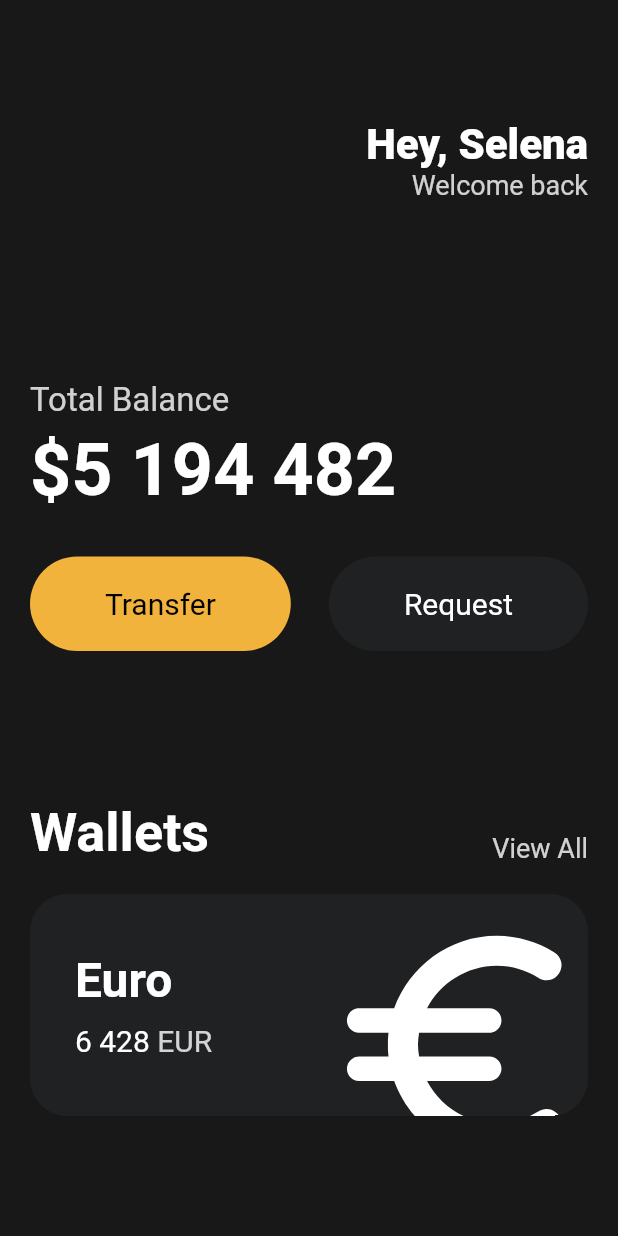
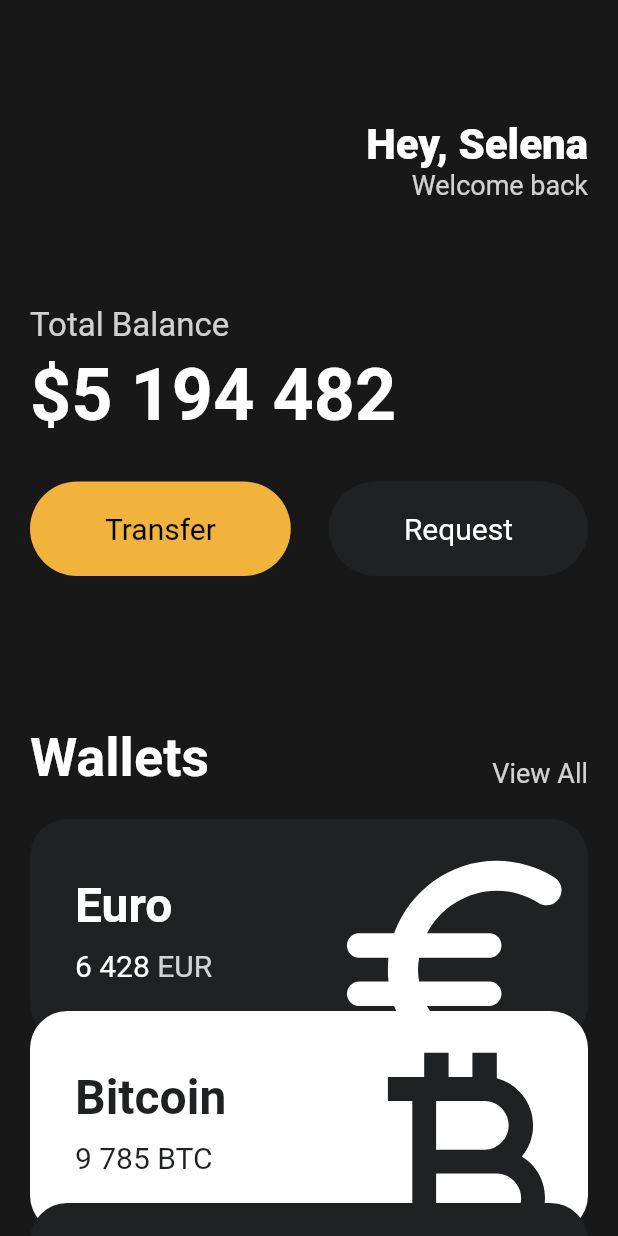
Before and after one commit to Anjiwoong/flutter-study, a Flutter app: the screen it shows after launch, on a phone screen of 412 x 824 dp. Run offline on Flutter 3.47's test engine with Material 2 defaults, Android fonts, the phone set to English and light mode, and no system bars.

Commit message:
Feat: Code Challenge

```diff
--- a/lib/main.dart
+++ b/lib/main.dart
@@ -1,5 +1,6 @@
 import 'package:flutter/material.dart';
 import 'package:toonflix/widgets/button.dart';
+import 'package:toonflix/widgets/currency_card.dart';
 
 void main() {
   runApp(App());
@@ -10,9 +11,14 @@ class App extends StatelessWidget {
   Widget build(BuildContext context) {
     return MaterialApp(
       home: Scaffold(
-        backgroundColor: const Color(0xFF181818),
-        body: Padding(
-          padding: const EdgeInsets.symmetric(horizontal: 20),
+        backgroundColor: const Color(
+          0xFF181818,
+        ),
+        body: SingleChildScrollView(
+          child: Padding(
+            padding: const EdgeInsets.symmetric(
+              horizontal: 20,
+            ),
             child: Column(
               crossAxisAlignment: CrossAxisAlignment.start,
               children: [
@@ -30,25 +36,29 @@ class App extends StatelessWidget {
                           style: TextStyle(
                             color: Colors.white,
                             fontSize: 28,
-                            fontWeight: FontWeight.w800),
+                            fontWeight: FontWeight.w800,
+                          ),
                         ),
                         Text(
                           'Welcome back',
                           style: TextStyle(
                             color: Color.fromRGBO(255, 255, 255, .8),
-                            fontSize: 18),
+                            fontSize: 18,
+                          ),
                         )
                       ],
                     )
                   ],
                 ),
                 const SizedBox(
-                height: 120,
+                  height: 70,
                 ),
                 Text(
                   'Total Balance',
                   style: TextStyle(
-                    fontSize: 22, color: Colors.white.withOpacity(0.8)),
+                    fontSize: 22,
+                    color: Colors.white.withOpacity(0.8),
+                  ),
                 ),
                 const SizedBox(
                   height: 5,
@@ -105,70 +115,32 @@ class App extends StatelessWidget {
                 const SizedBox(
                   height: 20,
                 ),
-              Container(
-                clipBehavior: Clip.hardEdge,
-                decoration: BoxDecoration(
-                  color: const Color(0xFF1F2123),
-                  borderRadius: BorderRadius.circular(25),
+                const CurrencyCard(
+                  name: 'Euro',
+                  code: 'EUR',
+                  amount: '6 428',
+                  icon: Icons.euro_rounded,
+                  isInverted: false,
+                  order: 0,
                 ),
-                child: Padding(
-                  padding: const EdgeInsets.all(30),
-                  child: Row(
-                    mainAxisAlignment: MainAxisAlignment.spaceBetween,
-                    children: [
-                      Column(
-                        crossAxisAlignment: CrossAxisAlignment.start,
-                        children: [
-                          const Text(
-                            'Euro',
-                            style: TextStyle(
-                              color: Colors.white,
-                              fontSize: 32,
-                              fontWeight: FontWeight.w600,
+                const CurrencyCard(
+                  name: 'Bitcoin',
+                  code: 'BTC',
+                  amount: '9 785',
+                  icon: Icons.currency_bitcoin,
+                  isInverted: true,
+                  order: 1,
                 ),
-                          ),
-                          const SizedBox(
-                            height: 10,
-                          ),
-                          Row(
-                            children: [
-                              const Text(
-                                '6 428',
-                                style: TextStyle(
-                                  color: Colors.white,
-                                  fontSize: 20,
-                                ),
-                              ),
-                              const SizedBox(
-                                width: 5,
-                              ),
-                              Text(
-                                'EUR',
-                                style: TextStyle(
-                                  color: Colors.white.withOpacity(0.8),
-                                  fontSize: 20,
-                                ),
+                const CurrencyCard(
+                  name: 'Dollar',
+                  code: 'USD',
+                  amount: '428',
+                  icon: Icons.attach_money_outlined,
+                  isInverted: false,
+                  order: 2,
                 ),
               ],
             ),
-                        ],
-                      ),
-                      Transform.scale(
-                        scale: 2.2,
-                        child: Transform.translate(
-                          offset: const Offset(-5, 12),
-                          child: const Icon(
-                            Icons.euro_rounded,
-                            color: Colors.white,
-                            size: 88,
-                          ),
-                        ),
-                      )
-                    ],
-                  ),
-                ),
-              ),
-            ],
           ),
         ),
       ),
--- a/lib/widgets/button.dart
+++ b/lib/widgets/button.dart
@@ -5,11 +5,12 @@ class Button extends StatelessWidget {
   final Color bgColor;
   final Color textColor;
 
-  const Button(
-      {super.key,
-      required this.text,
-      required this.bgColor,
-      required this.textColor});
+  const Button({
+    super.key,
+    required this.text,
+    required this.bgColor,
+    required this.textColor,
+  });
 
   @override
   Widget build(BuildContext context) {
--- /dev/null
+++ b/lib/widgets/currency_card.dart
@@ -0,0 +1,92 @@
+import 'package:flutter/material.dart';
+
+class CurrencyCard extends StatelessWidget {
+  final String name, code, amount;
+  final IconData icon;
+  final bool isInverted;
+  final int order;
+
+  final _blackColor = const Color(0xFF1F2123);
+
+  const CurrencyCard({
+    super.key,
+    required this.name,
+    required this.code,
+    required this.amount,
+    required this.icon,
+    required this.isInverted,
+    required this.order,
+  });
+
+  @override
+  Widget build(BuildContext context) {
+    return Transform.translate(
+      offset: Offset(0, order * -20),
+      child: Container(
+        clipBehavior: Clip.hardEdge,
+        decoration: BoxDecoration(
+          color: isInverted ? Colors.white : _blackColor,
+          borderRadius: BorderRadius.circular(25),
+        ),
+        child: Padding(
+          padding: const EdgeInsets.all(30),
+          child: Row(
+            mainAxisAlignment: MainAxisAlignment.spaceBetween,
+            children: [
+              Column(
+                crossAxisAlignment: CrossAxisAlignment.start,
+                children: [
+                  Text(
+                    name,
+                    style: TextStyle(
+                      color: isInverted ? _blackColor : Colors.white,
+                      fontSize: 32,
+                      fontWeight: FontWeight.w600,
+                    ),
+                  ),
+                  const SizedBox(
+                    height: 10,
+                  ),
+                  Row(
+                    children: [
+                      Text(
+                        amount,
+                        style: TextStyle(
+                          color: isInverted ? _blackColor : Colors.white,
+                          fontSize: 20,
+                        ),
+                      ),
+                      const SizedBox(
+                        width: 5,
+                      ),
+                      Text(
+                        code,
+                        style: TextStyle(
+                          color: isInverted
+                              ? _blackColor
+                              : Colors.white.withOpacity(0.8),
+                          fontSize: 20,
+                        ),
+                      ),
+                    ],
+                  ),
+                ],
+              ),
+              Transform.scale(
+                scale: 2.2,
+                child: Transform.translate(
+                  offset: const Offset(-5, 12),
+                  child: Icon(
+                    icon,
+                    color: isInverted ? _blackColor : Colors.white,
+                    size: 88,
+                  ),
+                ),
+              )
+            ],
+          ),
+        ),
+      ),
+    );
+  }
+}
```
Lines whose indentation alone changed are shown as unchanged.
